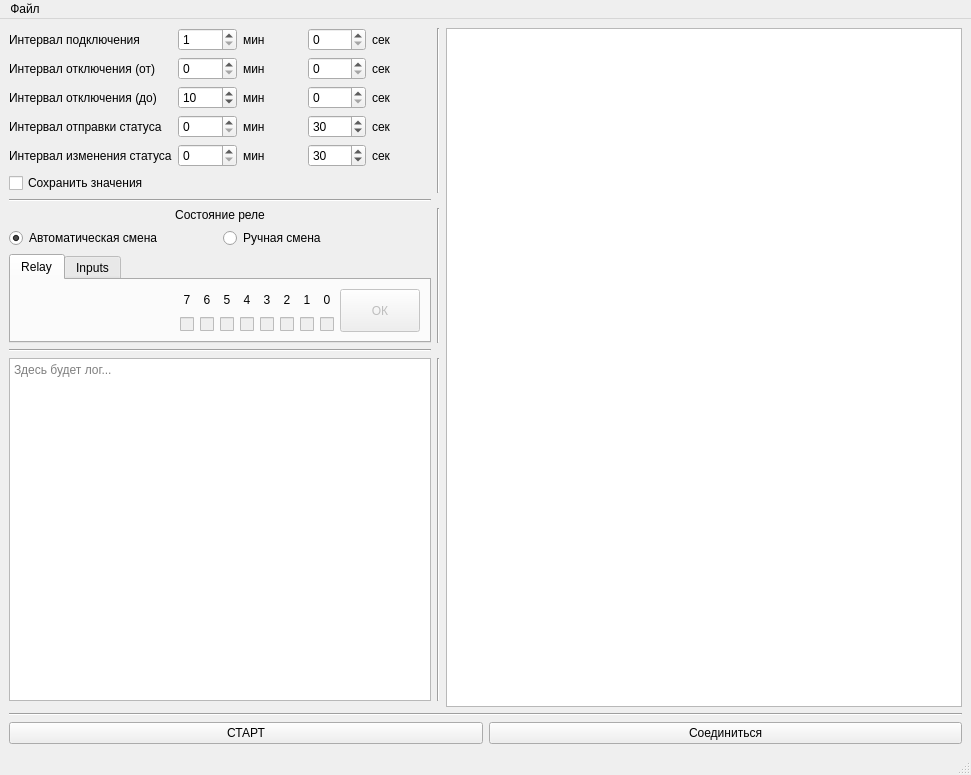
Before: the Qt Designer form mainwindow.ui in layxproud/QulonServerTest, drawn with Qt 5.
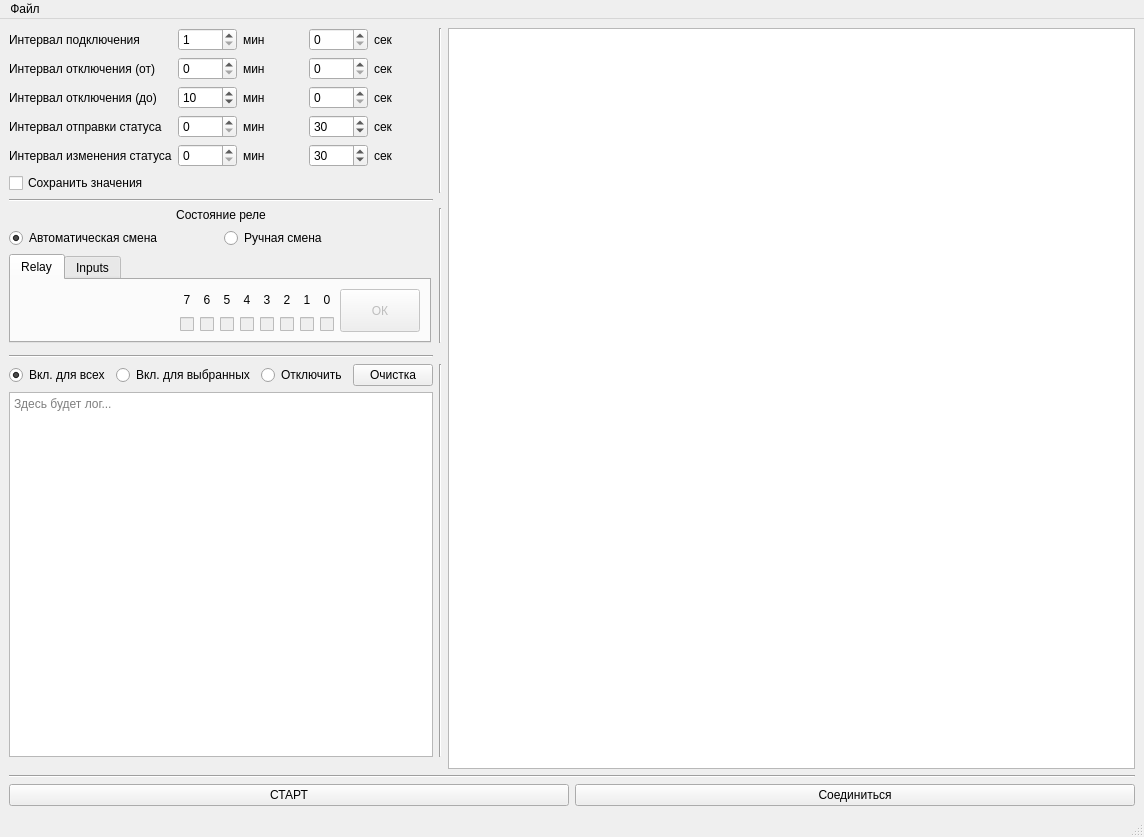
After: the same form once the commit is applied. Icons and pictures are not drawn.

```diff
--- a/mainwindow.ui
+++ b/mainwindow.ui
@@ -6,8 +6,8 @@
    <rect>
     <x>0</x>
     <y>0</y>
-    <width>971</width>
-    <height>775</height>
+    <width>1144</width>
+    <height>837</height>
    </rect>
   </property>
   <property name="sizePolicy">
@@ -392,7 +392,166 @@
       </item>
      </layout>
     </item>
+    <item row="5" column="1">
+     <widget class="Line" name="line_4">
+      <property name="orientation">
+       <enum>Qt::Vertical</enum>
+      </property>
+     </widget>
+    </item>
+    <item row="6" column="0">
+     <widget class="Line" name="line_2">
+      <property name="orientation">
+       <enum>Qt::Horizontal</enum>
+      </property>
+     </widget>
+    </item>
+    <item row="3" column="0">
+     <widget class="Line" name="line">
+      <property name="orientation">
+       <enum>Qt::Horizontal</enum>
+      </property>
+     </widget>
+    </item>
+    <item row="8" column="1">
+     <widget class="Line" name="line_3">
+      <property name="orientation">
+       <enum>Qt::Vertical</enum>
+      </property>
+     </widget>
+    </item>
+    <item row="2" column="2" rowspan="8" colspan="6">
+     <widget class="QTableWidget" name="tableWidget">
+      <property name="sizePolicy">
+       <sizepolicy hsizetype="Minimum" vsizetype="Preferred">
+        <horstretch>0</horstretch>
+        <verstretch>0</verstretch>
+       </sizepolicy>
+      </property>
+     </widget>
+    </item>
+    <item row="16" column="0" colspan="8">
+     <layout class="QHBoxLayout" name="controlButtonsLayout">
+      <item>
+       <widget class="QPushButton" name="multiConnectButton">
+        <property name="sizePolicy">
+         <sizepolicy hsizetype="Preferred" vsizetype="Preferred">
+          <horstretch>0</horstretch>
+          <verstretch>0</verstretch>
+         </sizepolicy>
+        </property>
+        <property name="text">
+         <string>СТАРТ</string>
+        </property>
+       </widget>
+      </item>
+      <item>
+       <widget class="QPushButton" name="connectButton">
+        <property name="sizePolicy">
+         <sizepolicy hsizetype="Preferred" vsizetype="Preferred">
+          <horstretch>0</horstretch>
+          <verstretch>0</verstretch>
+         </sizepolicy>
+        </property>
+        <property name="text">
+         <string>Соединиться</string>
+        </property>
+       </widget>
+      </item>
+     </layout>
+    </item>
+    <item row="7" column="0">
+     <widget class="QWidget" name="logWidget" native="true">
+      <layout class="QVBoxLayout" name="verticalLayout_3">
+       <property name="leftMargin">
+        <number>0</number>
+       </property>
+       <property name="topMargin">
+        <number>0</number>
+       </property>
+       <property name="rightMargin">
+        <number>0</number>
+       </property>
+       <property name="bottomMargin">
+        <number>0</number>
+       </property>
+       <item>
+        <layout class="QHBoxLayout" name="logButtonsLayout">
+         <property name="topMargin">
+          <number>0</number>
+         </property>
+         <item>
+          <widget class="QRadioButton" name="enableLogForAllButton">
+           <property name="text">
+            <string>Вкл. для всех</string>
+           </property>
+           <property name="checked">
+            <bool>true</bool>
+           </property>
+          </widget>
+         </item>
+         <item>
+          <widget class="QRadioButton" name="enableLogForSelectedButton">
+           <property name="text">
+            <string>Вкл. для выбранных</string>
+           </property>
+          </widget>
+         </item>
+         <item>
+          <widget class="QRadioButton" name="disableLogButton">
+           <property name="text">
+            <string>Отключить</string>
+           </property>
+          </widget>
+         </item>
+         <item>
+          <widget class="QPushButton" name="clearLogButton">
+           <property name="text">
+            <string>Очистка</string>
+           </property>
+          </widget>
+         </item>
+        </layout>
+       </item>
+       <item>
+        <widget class="QTextBrowser" name="logWindow">
+         <property name="sizePolicy">
+          <sizepolicy hsizetype="Preferred" vsizetype="Expanding">
+           <horstretch>0</horstretch>
+           <verstretch>0</verstretch>
+          </sizepolicy>
+         </property>
+         <property name="placeholderText">
+          <string>Здесь будет лог...</string>
+         </property>
+        </widget>
+       </item>
+      </layout>
+     </widget>
+    </item>
+    <item row="15" column="0" colspan="8">
+     <widget class="Line" name="line_6">
+      <property name="orientation">
+       <enum>Qt::Horizontal</enum>
+      </property>
+     </widget>
+    </item>
     <item row="4" column="0">
+     <widget class="QWidget" name="relayWidget" native="true">
+      <layout class="QVBoxLayout" name="verticalLayout_4">
+       <property name="leftMargin">
+        <number>0</number>
+       </property>
+       <property name="topMargin">
+        <number>0</number>
+       </property>
+       <property name="rightMargin">
+        <number>0</number>
+       </property>
+       <property name="bottomMargin">
+        <number>0</number>
+       </property>
+       <item>
      <layout class="QGridLayout" name="relayLayout">
       <property name="topMargin">
        <number>0</number>
@@ -1122,96 +1281,24 @@
       </item>
      </layout>
     </item>
+      </layout>
+     </widget>
+    </item>
     <item row="4" column="1">
-     <widget class="Line" name="line_4">
+     <widget class="Line" name="line_7">
       <property name="orientation">
        <enum>Qt::Vertical</enum>
       </property>
      </widget>
     </item>
-    <item row="5" column="0">
-     <widget class="Line" name="line_2">
+    <item row="7" column="1">
+     <widget class="Line" name="line_8">
       <property name="orientation">
-       <enum>Qt::Horizontal</enum>
-      </property>
-     </widget>
-    </item>
-    <item row="6" column="0">
-     <widget class="QTextBrowser" name="logWindow">
-      <property name="sizePolicy">
-       <sizepolicy hsizetype="Preferred" vsizetype="Expanding">
-        <horstretch>0</horstretch>
-        <verstretch>0</verstretch>
-       </sizepolicy>
-      </property>
-      <property name="placeholderText">
-       <string>Здесь будет лог...</string>
-      </property>
-     </widget>
-    </item>
-    <item row="3" column="0">
-     <widget class="Line" name="line">
-      <property name="orientation">
-       <enum>Qt::Horizontal</enum>
-      </property>
-     </widget>
-    </item>
-    <item row="6" column="1">
-     <widget class="Line" name="line_3">
-      <property name="orientation">
        <enum>Qt::Vertical</enum>
       </property>
      </widget>
     </item>
-    <item row="2" column="2" rowspan="6" colspan="6">
-     <widget class="QTableWidget" name="tableWidget">
-      <property name="sizePolicy">
-       <sizepolicy hsizetype="Minimum" vsizetype="Preferred">
-        <horstretch>0</horstretch>
-        <verstretch>0</verstretch>
-       </sizepolicy>
-      </property>
-     </widget>
-    </item>
-    <item row="14" column="0" colspan="8">
-     <layout class="QHBoxLayout" name="buttonsLayout">
-      <item>
-       <widget class="QPushButton" name="multiConnectButton">
-        <property name="sizePolicy">
-         <sizepolicy hsizetype="Preferred" vsizetype="Preferred">
-          <horstretch>0</horstretch>
-          <verstretch>0</verstretch>
-         </sizepolicy>
-        </property>
-        <property name="text">
-         <string>СТАРТ</string>
-        </property>
-       </widget>
-      </item>
-      <item>
-       <widget class="QPushButton" name="connectButton">
-        <property name="sizePolicy">
-         <sizepolicy hsizetype="Preferred" vsizetype="Preferred">
-          <horstretch>0</horstretch>
-          <verstretch>0</verstretch>
-         </sizepolicy>
-        </property>
-        <property name="text">
-         <string>Соединиться</string>
-        </property>
-       </widget>
-      </item>
-     </layout>
-    </item>
-    <item row="13" column="0" colspan="8">
-     <widget class="Line" name="line_6">
-      <property name="orientation">
-       <enum>Qt::Horizontal</enum>
-      </property>
-     </widget>
-    </item>
-   </layout>
-   <zorder>logWindow</zorder>
+   </layout>
    <zorder>tableWidget</zorder>
    <zorder>line</zorder>
    <zorder>line_2</zorder>
@@ -1225,7 +1312,7 @@
     <rect>
      <x>0</x>
      <y>0</y>
-     <width>971</width>
+     <width>1144</width>
      <height>21</height>
     </rect>
    </property>
```
Left out of the diff: 4 changed lines with no effect on the pictures. Lines whose indentation alone changed are shown as unchanged.
